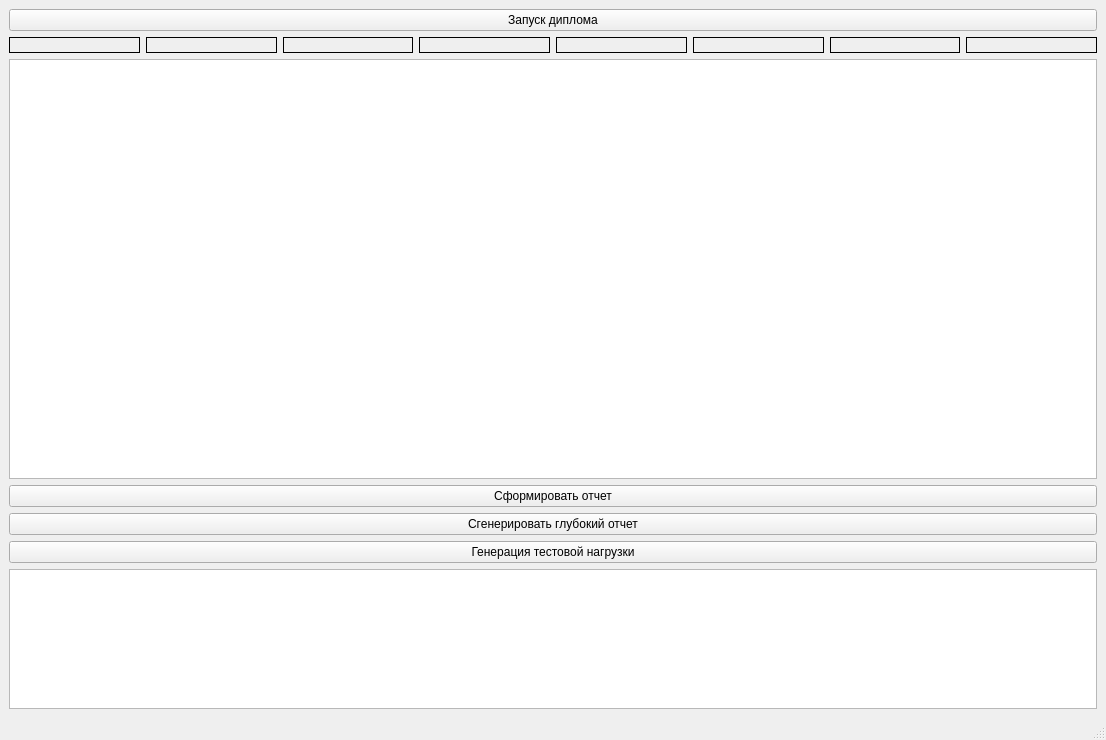
The window that mainwindow.ui (screwthecap1/postresql_monitor) describes before a commit, drawn with Qt 5.
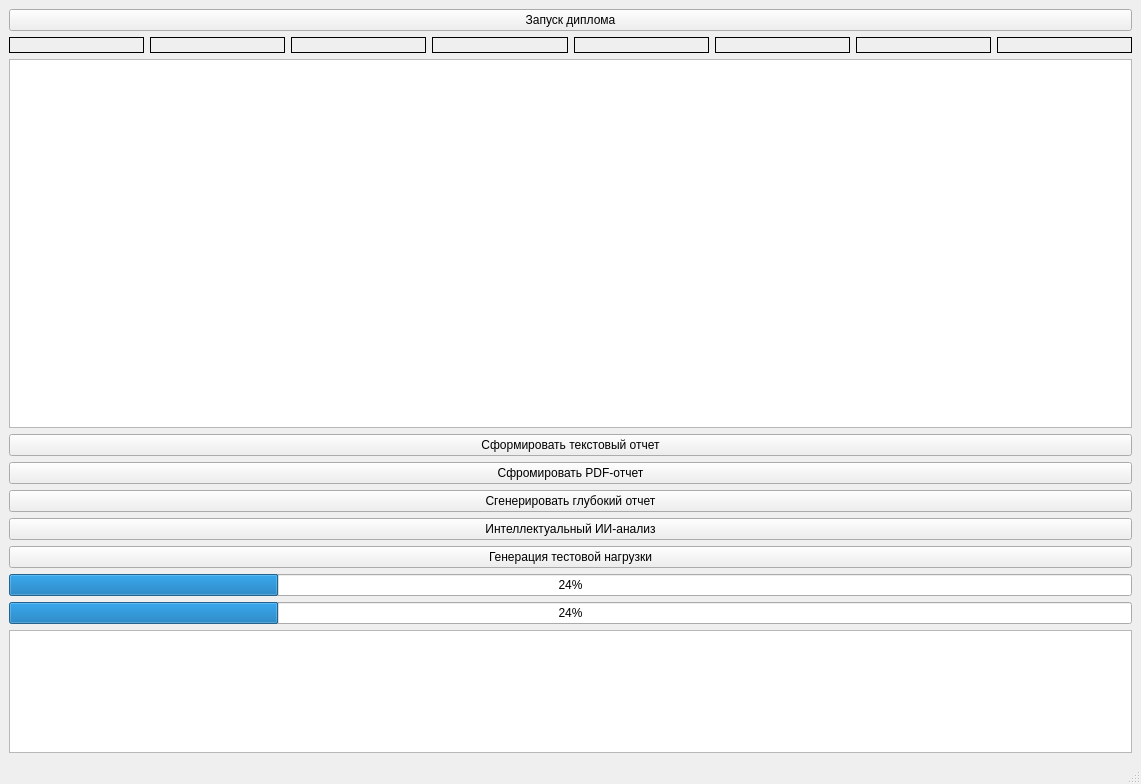
The same window after the commit.

Patch:
```diff
--- a/mainwindow.ui
+++ b/mainwindow.ui
@@ -6,8 +6,8 @@
    <rect>
     <x>0</x>
     <y>0</y>
-    <width>1106</width>
-    <height>740</height>
+    <width>1141</width>
+    <height>784</height>
    </rect>
   </property>
   <property name="windowTitle">
@@ -15,6 +15,13 @@
   </property>
   <widget class="QWidget" name="centralwidget">
    <layout class="QGridLayout" name="gridLayout">
+    <item row="12" column="0">
+     <widget class="QProgressBar" name="barRead">
+      <property name="value">
+       <number>24</number>
+      </property>
+     </widget>
+    </item>
     <item row="0" column="0">
      <widget class="QPushButton" name="pushButton">
       <property name="text">
@@ -128,14 +135,14 @@
       </property>
      </widget>
     </item>
-    <item row="4" column="0">
+    <item row="6" column="0">
      <widget class="QPushButton" name="exportButton">
       <property name="text">
-       <string>Сформировать отчет</string>
+       <string>Сформировать текстовый отчет</string>
       </property>
      </widget>
     </item>
-    <item row="7" column="0">
+    <item row="14" column="0">
      <widget class="QTextEdit" name="expertLog">
       <property name="sizePolicy">
        <sizepolicy hsizetype="Expanding" vsizetype="Expanding">
@@ -148,20 +155,41 @@
       </property>
      </widget>
     </item>
-    <item row="5" column="0">
+    <item row="9" column="0">
      <widget class="QPushButton" name="badgerButton">
       <property name="text">
        <string>Сгенерировать глубокий отчет</string>
       </property>
      </widget>
     </item>
-    <item row="6" column="0">
+    <item row="11" column="0">
      <widget class="QPushButton" name="launchButton">
       <property name="text">
        <string>Генерация тестовой нагрузки</string>
       </property>
      </widget>
     </item>
+    <item row="7" column="0">
+     <widget class="QPushButton" name="exportToPdfButton">
+      <property name="text">
+       <string>Сфромировать PDF-отчет</string>
+      </property>
+     </widget>
+    </item>
+    <item row="10" column="0">
+     <widget class="QPushButton" name="aiAnalysisButton">
+      <property name="text">
+       <string>Интеллектуальный ИИ-анализ</string>
+      </property>
+     </widget>
+    </item>
+    <item row="13" column="0">
+     <widget class="QProgressBar" name="barWrite">
+      <property name="value">
+       <number>24</number>
+      </property>
+     </widget>
+    </item>
    </layout>
   </widget>
   <widget class="QMenuBar" name="menubar">
```
Left out of the diff: 2 changed lines with no effect on the pictures.
